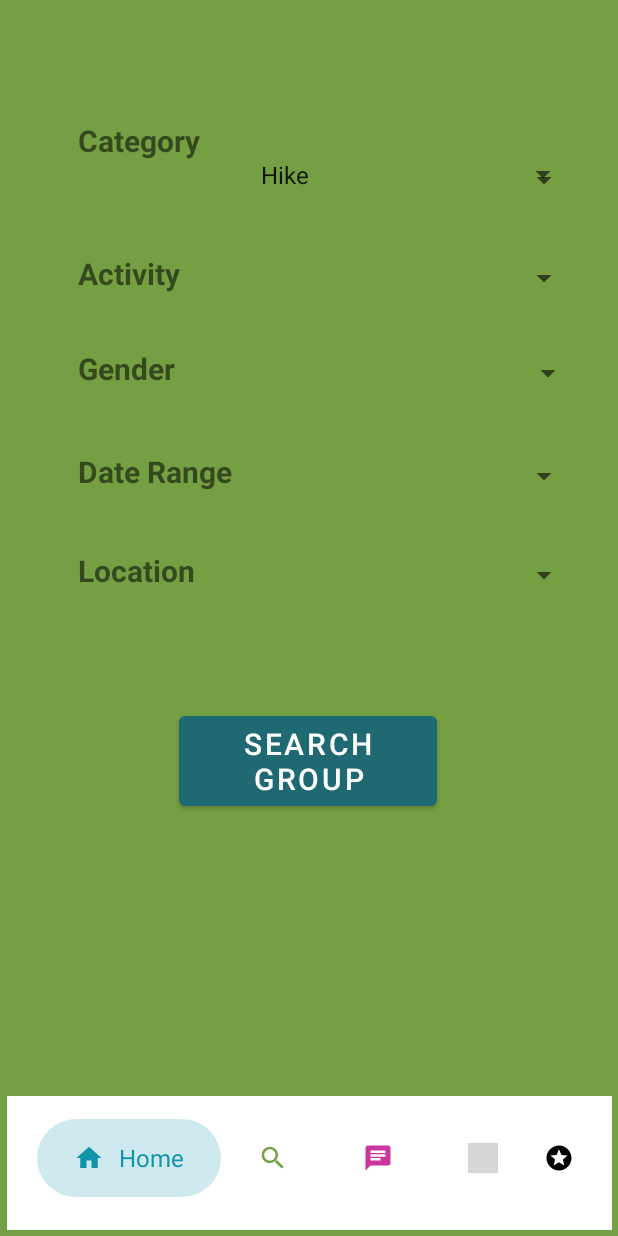
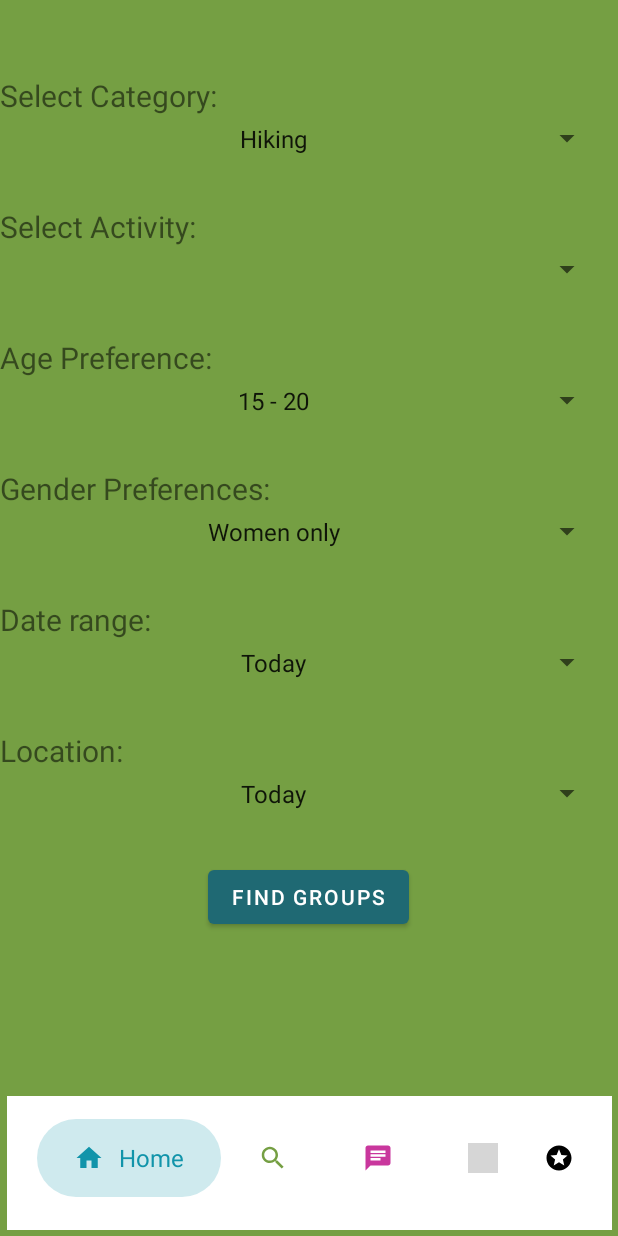
Before and after one commit to purva-n/MAD_ProjectAssignment_Team16, an Android app: the fragment ExploreFragment placed in its activity, on a phone screen of 412 x 824 dp. Run offline under Robolectric (Android 15) with nearby library versions, the phone set to English and light mode, and no system bars; grey boxes are pictures that could not be loaded.

Commit message:
Dropdowns views for preference group selection

```diff
--- a/AtYourService/app/src/main/java/com/example/atyourservice/togather/ExploreFragment.java
+++ b/AtYourService/app/src/main/java/com/example/atyourservice/togather/ExploreFragment.java
@@ -66,11 +66,12 @@ public class ExploreFragment extends Fragment {
                              Bundle savedInstanceState) {
         // Inflate the layout for this fragment
         View li =  inflater.inflate(R.layout.fragment_explore, container, false);
-        Spinner category = (Spinner) li.findViewById(R.id.category);
-        String[] categories = new String[]{"Hike", "Sports", "Music", "Art", "Travel"};
-        ArrayAdapter<String> adapter = new ArrayAdapter<String>(li.getContext(), android.R.layout.simple_spinner_item, categories);
-        adapter.setDropDownViewResource(android.R.layout.simple_spinner_dropdown_item);
-        category.setAdapter(adapter);
+
+//        Spinner category = (Spinner) li.findViewById(R.id.category);
+//        String[] categories = new String[]{"Hike", "Sports", "Music", "Art", "Travel"};
+//        ArrayAdapter<String> adapter = new ArrayAdapter<String>(li.getContext(), android.R.layout.simple_spinner_item, categories);
+//        adapter.setDropDownViewResource(android.R.layout.simple_spinner_dropdown_item);
+//        category.setAdapter(adapter);
 
         return li;
     }
--- a/AtYourService/app/src/main/res/layout/fragment_explore.xml
+++ b/AtYourService/app/src/main/res/layout/fragment_explore.xml
@@ -6,158 +6,108 @@
     android:layout_height="match_parent"
     android:background="@color/explore"
     tools:context=".ToGather.ExploreFragment">
+        <LinearLayout
+            android:layout_width="match_parent"
+            android:layout_height="match_parent"
+            android:orientation="vertical">
+        <TextView
+            android:layout_width="wrap_content"
+            android:layout_height="wrap_content"
+            android:text="Select Category:"
+            android:textSize="20sp"
+            android:layout_marginTop="50sp">
+        </TextView>
+        <Spinner
+            android:id="@+id/categories"
+            android:layout_width="match_parent"
+            android:layout_height="30sp"
+            android:entries="@array/categories"
+            android:prompt="@string/category_text"
+            android:textAlignment="center"
+            android:layout_marginLeft="10sp"
+            android:layout_marginRight="10sp"
+            android:layout_marginBottom="30sp"/>
 
 
-        <androidx.constraintlayout.widget.ConstraintLayout
-        android:layout_width="match_parent"
-        android:layout_height="match_parent">
+        <TextView
+            android:layout_width="wrap_content"
+            android:layout_height="wrap_content"
+            android:text="Select Activity:"
+            android:textSize="20sp"/>
+        <Spinner
+            android:id="@+id/activities"
+            android:layout_width="match_parent"
+            android:layout_height="30sp"
+            android:textAlignment="center"
+            android:layout_marginLeft="10sp"
+            android:layout_marginRight="10sp"
+            android:layout_marginBottom="30sp"/>
 
+        <TextView
+            android:layout_width="wrap_content"
+            android:layout_height="wrap_content"
+            android:text="Age Preference:"
+            android:textSize="20sp"/>
+        <Spinner
+            android:id="@+id/age"
+            android:layout_width="match_parent"
+            android:layout_height="30sp"
+            android:textAlignment="center"
+            android:entries="@array/age_range"
+            android:layout_marginLeft="10sp"
+            android:layout_marginRight="10sp"
+            android:layout_marginBottom="30sp"/>
+
+        <TextView
+            android:layout_width="wrap_content"
+            android:layout_height="wrap_content"
+            android:text="Gender Preferences:"
+            android:textSize="20sp"/>
+        <Spinner
+            android:id="@+id/gender"
+            android:layout_width="match_parent"
+            android:layout_height="30sp"
+            android:textAlignment="center"
+            android:entries="@array/gender_pref"
+            android:layout_marginLeft="10sp"
+            android:layout_marginRight="10sp"
+            android:layout_marginBottom="30sp"/>
+
+        <TextView
+            android:layout_width="wrap_content"
+            android:layout_height="wrap_content"
+            android:text="Date range:"
+            android:textSize="20sp"/>
         <Spinner
             android:id="@+id/daterange"
-            android:layout_width="190dp"
-            android:layout_height="40dp"
-            app:layout_constraintBottom_toTopOf="@+id/location"
-            app:layout_constraintEnd_toEndOf="parent"
-            app:layout_constraintHorizontal_bias="0.519"
-            app:layout_constraintStart_toEndOf="@+id/textView9"
-            app:layout_constraintTop_toTopOf="parent"
-            app:layout_constraintVertical_bias="0.911" />
+            android:layout_width="match_parent"
+            android:layout_height="30sp"
+            android:textAlignment="center"
+            android:entries="@array/date_range"
+            android:layout_marginLeft="10sp"
+            android:layout_marginRight="10sp"
+            android:layout_marginBottom="30sp"/>
 
-        <Spinner
-            android:id="@+id/gender"
-            android:layout_width="220dp"
-            android:layout_height="34dp"
-            app:layout_constraintBottom_toTopOf="@+id/daterange"
-            app:layout_constraintEnd_toEndOf="parent"
-            app:layout_constraintHorizontal_bias="0.568"
-            app:layout_constraintStart_toEndOf="@+id/textView8"
-            app:layout_constraintTop_toTopOf="parent"
-            app:layout_constraintVertical_bias="0.88" />
-
-        <Spinner
-            android:id="@+id/category"
-            android:layout_width="220dp"
-            android:layout_height="34dp"
-            app:layout_constraintBottom_toTopOf="@+id/gender"
-            app:layout_constraintEnd_toEndOf="parent"
-            app:layout_constraintStart_toEndOf="@+id/textView8"
-            app:layout_constraintTop_toTopOf="parent" />
-
+        <TextView
+            android:layout_width="wrap_content"
+            android:layout_height="wrap_content"
+            android:text="Location:"
+            android:textSize="20sp"/>
         <Spinner
             android:id="@+id/location"
-            android:layout_width="220dp"
-            android:layout_height="34dp"
-            app:layout_constraintBottom_toBottomOf="parent"
-            app:layout_constraintEnd_toEndOf="parent"
-            app:layout_constraintHorizontal_bias="0.509"
-            app:layout_constraintStart_toEndOf="@+id/textView10"
-            app:layout_constraintTop_toTopOf="parent"
-            app:layout_constraintVertical_bias="0.464" />
+            android:layout_width="match_parent"
+            android:layout_height="30sp"
+            android:textAlignment="center"
+            android:entries="@array/date_range"
+            android:layout_marginLeft="10sp"
+            android:layout_marginRight="10sp"
+            android:layout_marginBottom="30sp"/>
 
-        <TextView
-            android:id="@+id/textView6"
-            android:layout_width="88dp"
-            android:layout_height="37dp"
-            android:layout_marginTop="80dp"
-            android:text="Category"
-            android:textSize="20sp"
-            android:textStyle="bold"
-            app:layout_constraintEnd_toEndOf="parent"
-            app:layout_constraintHorizontal_bias="0.16"
-            app:layout_constraintStart_toStartOf="parent"
-            app:layout_constraintTop_toTopOf="parent" />
-
-        <TextView
-            android:id="@+id/textView7"
-            android:layout_width="88dp"
-            android:layout_height="37dp"
-            android:text="Activity"
-            android:textSize="20sp"
-            android:textStyle="bold"
-            app:layout_constraintBottom_toTopOf="@+id/textView8"
-            app:layout_constraintEnd_toEndOf="parent"
-            app:layout_constraintHorizontal_bias="0.16"
-            app:layout_constraintStart_toStartOf="parent"
-            app:layout_constraintTop_toTopOf="parent"
-            app:layout_constraintVertical_bias="0.867" />
-
-        <TextView
-            android:id="@+id/textView8"
-            android:layout_width="88dp"
-            android:layout_height="37dp"
-            android:text="Gender"
-            android:textSize="20sp"
-            android:textStyle="bold"
-            app:layout_constraintBottom_toTopOf="@+id/textView9"
-            app:layout_constraintEnd_toEndOf="parent"
-            app:layout_constraintHorizontal_bias="0.16"
-            app:layout_constraintStart_toStartOf="parent"
-            app:layout_constraintTop_toTopOf="parent"
-            app:layout_constraintVertical_bias="0.882" />
-
-        <TextView
-            android:id="@+id/textView10"
-            android:layout_width="88dp"
-            android:layout_height="37dp"
-            android:text="Location"
-            android:textSize="20sp"
-            android:textStyle="bold"
-            app:layout_constraintBottom_toBottomOf="parent"
-            app:layout_constraintEnd_toEndOf="parent"
-            app:layout_constraintHorizontal_bias="0.16"
-            app:layout_constraintStart_toStartOf="parent"
-            app:layout_constraintTop_toTopOf="parent"
-            app:layout_constraintVertical_bias="0.466" />
-
-        <TextView
-            android:id="@+id/textView9"
-            android:layout_width="117dp"
-            android:layout_height="40dp"
-            android:text="Date Range"
-            android:textSize="20sp"
-            android:textStyle="bold"
-            app:layout_constraintBottom_toTopOf="@+id/textView10"
-            app:layout_constraintEnd_toEndOf="parent"
-            app:layout_constraintHorizontal_bias="0.176"
-            app:layout_constraintStart_toStartOf="parent"
-            app:layout_constraintTop_toTopOf="parent"
-            app:layout_constraintVertical_bias="0.921" />
-
-        <Spinner
-            android:id="@+id/spinner"
-            android:layout_width="220dp"
-            android:layout_height="34dp"
-            app:layout_constraintBottom_toTopOf="@+id/activity"
-            app:layout_constraintEnd_toEndOf="parent"
-            app:layout_constraintHorizontal_bias="0.509"
-            app:layout_constraintStart_toEndOf="@+id/textView6"
-            app:layout_constraintTop_toTopOf="parent"
-            app:layout_constraintVertical_bias="0.769" />
-
-        <Spinner
-            android:id="@+id/activity"
-            android:layout_width="220dp"
-            android:layout_height="34dp"
-            app:layout_constraintBottom_toTopOf="@+id/gender"
-            app:layout_constraintEnd_toEndOf="parent"
-            app:layout_constraintHorizontal_bias="0.509"
-            app:layout_constraintStart_toEndOf="@+id/textView7"
-            app:layout_constraintTop_toTopOf="parent"
-            app:layout_constraintVertical_bias="0.851" />
-
-        <Button
-            android:id="@+id/search"
-            android:layout_width="172dp"
-            android:layout_height="72dp"
-            android:text="Search Group"
-            android:textSize="20sp"
-            app:layout_constraintBottom_toBottomOf="parent"
-            app:layout_constraintEnd_toEndOf="parent"
-            app:layout_constraintHorizontal_bias="0.497"
-            app:layout_constraintStart_toStartOf="parent"
-            app:layout_constraintTop_toBottomOf="@+id/location"
-            app:layout_constraintVertical_bias="0.202" />
-   </androidx.constraintlayout.widget.ConstraintLayout>
-
+                <Button
+                    android:layout_width="wrap_content"
+                    android:layout_height="wrap_content"
+                    android:layout_gravity="center"
+                    android:text="Find Groups"/>
+        </LinearLayout>
 
 </FrameLayout>
--- a/AtYourService/app/src/main/res/values/strings.xml
+++ b/AtYourService/app/src/main/res/values/strings.xml
@@ -12,4 +12,51 @@
     <string name="stickergrid">stickerGrid</string>
     <!-- TODO: Remove or change this placeholder text -->
     <string name="hello_blank_fragment">Hello blank fragment</string>
+    <string name="category_text">Categories</string>
+
+    <string-array name="categories">
+        <item>Hiking</item>
+        <item>Sports</item>
+        <item>Art</item>
+        <item>Outdoor Activities</item>
+        <item>Indoor Activities</item>
+        <item>Seasonal</item>
+        <item>Music</item>
+    </string-array>
+
+    <string-array name="date_range">
+        <item>Today</item>
+        <item>Tomorrow</item>
+        <item>This Week</item>
+        <item>Next Week</item>
+        <item>This Month</item>
+        <item>Next Month</item>
+    </string-array>
+
+    <string-array name="age_range">
+        <item>15 - 20</item>
+        <item>20 - 30</item>
+        <item>25 - 40</item>
+        <item>35 - 50</item>
+        <item>50 - 60</item>
+        <item>60+</item>
+    </string-array>
+
+    <string-array name="gender_pref">
+        <item>Women only</item>
+        <item>Men only</item>
+        <item>Any</item>
+    </string-array>
+
+    <string-array name="hiking_activities">
+        <item>Camping</item>
+        <item>Adventure</item>
+        <item>Stay-cation</item>
+    </string-array>
+
+    <string-array name="sport_activities">
+        <item>Camping</item>
+        <item>Adventure</item>
+        <item>Stay-cation</item>
+    </string-array>
 </resources>
```
Also changed, not shown: 1 other file.
